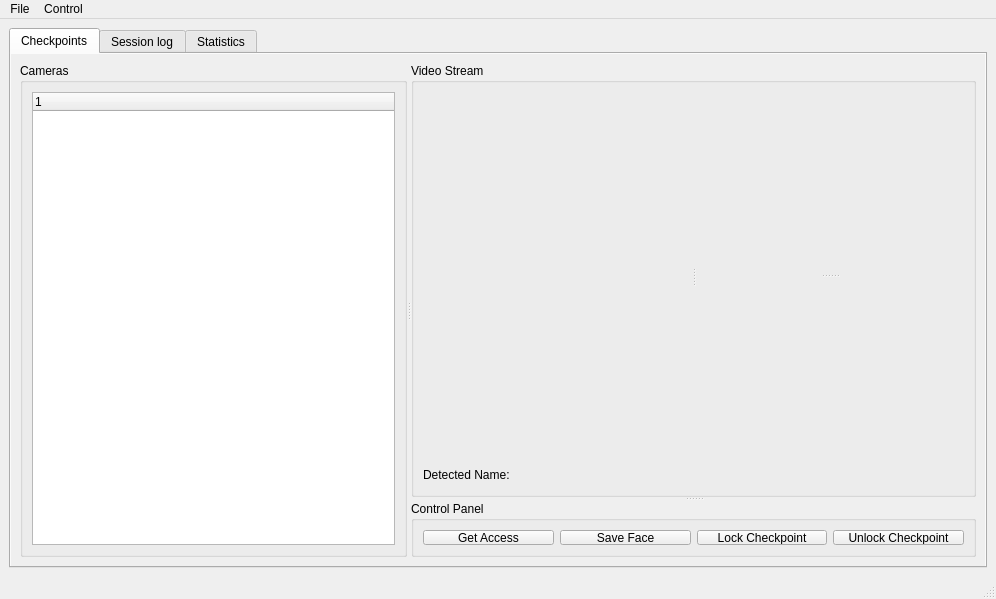
Before: the Qt Designer form BiometricACS/APP/UI/WindowMain.ui in tatuco/BiometricACS, drawn with Qt 5.
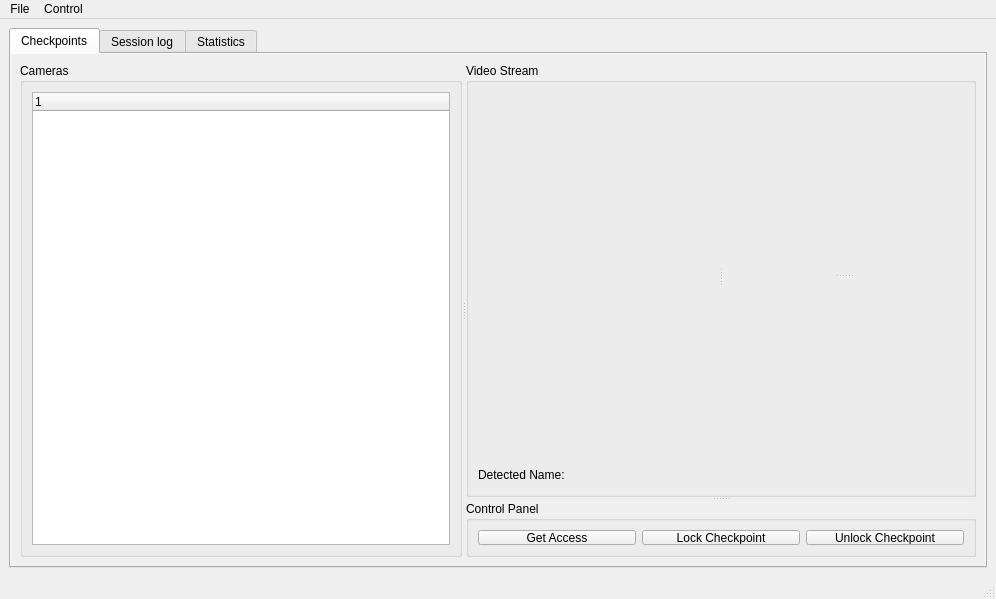
After: the same form once the commit is applied.

What changed in the file:
```diff
--- a/BiometricACS/APP/UI/WindowMain.ui
+++ b/BiometricACS/APP/UI/WindowMain.ui
@@ -131,13 +131,6 @@
                </property>
               </widget>
              </item>
-             <item>
-              <widget class="QPushButton" name="btnSaveFace">
-               <property name="text">
-                <string>Save Face</string>
-               </property>
-              </widget>
-             </item>
              <item>
               <widget class="QPushButton" name="btnLockCheckpoint">
                <property name="text">
```
Left out of the diff: 17 changed lines with no effect on the pictures.
